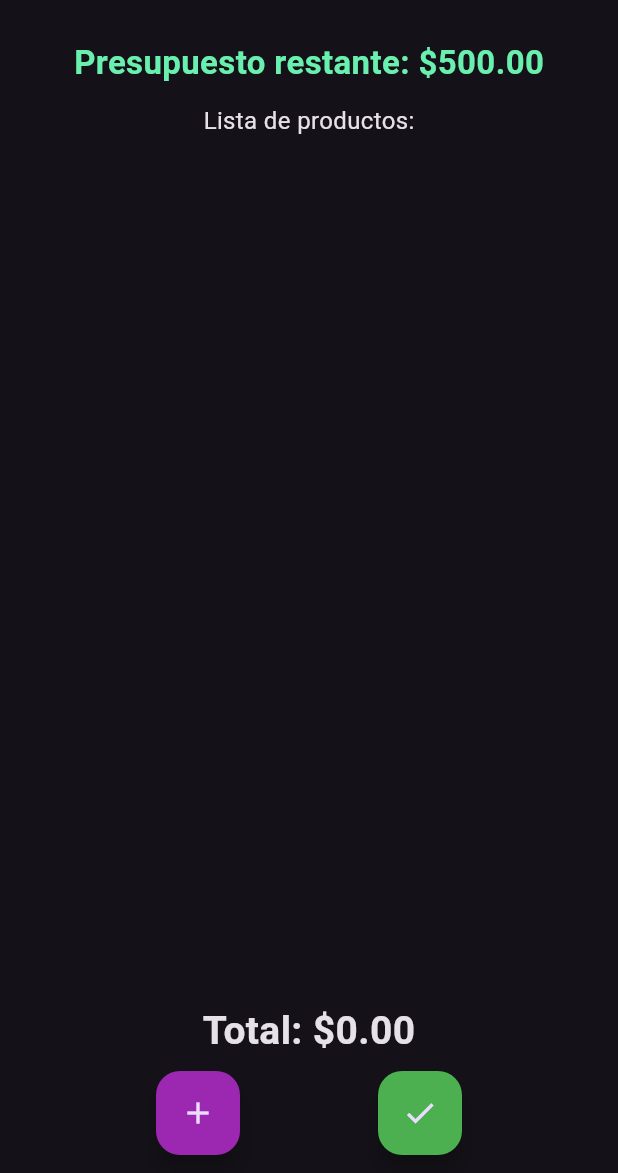
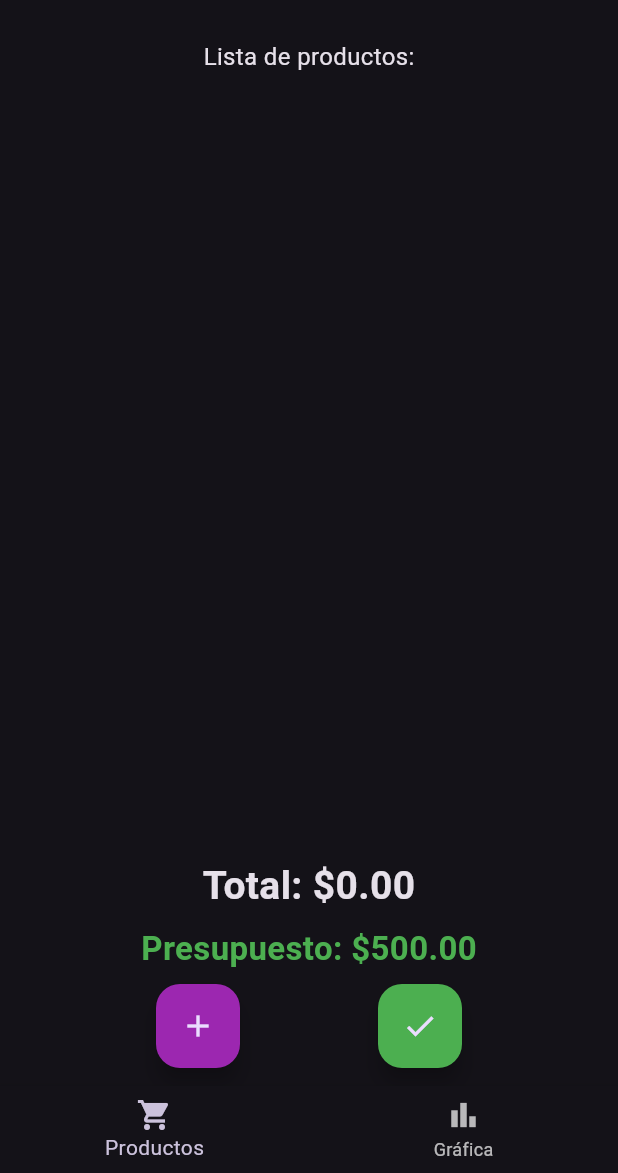
Before and after one commit to max84848/app2market, a Flutter app: the screen it shows after launch, after a tap on the "check" icon, on a phone screen of 412 x 824 dp, the part 63-1236 px from its top. Run offline on Flutter 3.47's test engine with Material 3 defaults, Android fonts, the phone set to English and light mode, and no system bars; our stand-ins replace sqflite; accounts and stored records are empty.

Commit message:
Guardar versión actual antes de agregar Bottom Navigation Bar

```diff
--- a/lib/main.dart
+++ b/lib/main.dart
@@ -16,46 +16,74 @@ class MyApp extends StatelessWidget {
     return MaterialApp(
       title: 'App2Market',
       theme: ThemeData.dark(),
-      home: const PantallaPrincipal(),
+      home: const PantallaConBNB(),
       debugShowCheckedModeBanner: false,
     );
   }
 }
 
-class PantallaPrincipal extends StatefulWidget {
-  const PantallaPrincipal({super.key});
+// Nueva clase principal con BNB
+class PantallaConBNB extends StatefulWidget {
+  const PantallaConBNB({super.key});
 
   @override
-  State<PantallaPrincipal> createState() => _PantallaPrincipalState();
+  State<PantallaConBNB> createState() => _PantallaConBNBState();
 }
 
-class _PantallaPrincipalState extends State<PantallaPrincipal> {
+class _PantallaConBNBState extends State<PantallaConBNB> {
+  int _paginaActual = 0;
+
+  final List<Widget> _pantallas = [
+    const PantallaProductos(),
+    const PantallaGrafica(),
+  ];
+
+  @override
+  Widget build(BuildContext context) {
+    return Scaffold(
+      body: _pantallas[_paginaActual],
+      bottomNavigationBar: BottomNavigationBar(
+        currentIndex: _paginaActual,
+        onTap: (index) => setState(() => _paginaActual = index),
+        items: const [
+          BottomNavigationBarItem(icon: Icon(Icons.shopping_cart), label: 'Productos'),
+          BottomNavigationBarItem(icon: Icon(Icons.bar_chart), label: 'Gráfica'),
+        ],
+      ),
+    );
+  }
+}
+
+// Pantalla principal con productos y presupuesto
+class PantallaProductos extends StatefulWidget {
+  const PantallaProductos({super.key});
+
+  @override
+  State<PantallaProductos> createState() => _PantallaProductosState();
+}
+
+class _PantallaProductosState extends State<PantallaProductos> {
   final List<Map<String, dynamic>> productos = [];
-
-  // Controladores para el diálogo emergente
   final TextEditingController _nombreController = TextEditingController();
   final TextEditingController _precioController = TextEditingController();
-
-  // Variable para presupuesto restante
   double presupuestoRestante = 0;
 
   @override
   void initState() {
     super.initState();
-    _cargarPresupuesto();
+    cargarPresupuesto();
   }
 
-  Future<void> _cargarPresupuesto() async {
-    final presupuesto = await DatabaseHelper.instance.obtenerPresupuesto();
+  Future<void> cargarPresupuesto() async {
+    final restante = await DatabaseHelper.instance.obtenerPresupuesto();
     setState(() {
-      presupuestoRestante = presupuesto;
+      presupuestoRestante = restante;
     });
   }
 
   void agregarProductoDialog() {
     _nombreController.clear();
     _precioController.clear();
-
     showDialog(
       context: context,
       builder: (_) => AlertDialog(
@@ -63,15 +91,8 @@ class _PantallaPrincipalState extends State<PantallaPrincipal> {
         content: Column(
           mainAxisSize: MainAxisSize.min,
           children: [
-            TextField(
-              controller: _nombreController,
-              decoration: const InputDecoration(labelText: 'Nombre'),
-            ),
-            TextField(
-              controller: _precioController,
-              keyboardType: TextInputType.number,
-              decoration: const InputDecoration(labelText: 'Precio'),
-            ),
+            TextField(controller: _nombreController, decoration: const InputDecoration(labelText: 'Nombre')),
+            TextField(controller: _precioController, keyboardType: TextInputType.number, decoration: const InputDecoration(labelText: 'Precio')),
           ],
         ),
         actions: [
@@ -84,17 +105,11 @@ class _PantallaPrincipalState extends State<PantallaPrincipal> {
                   productos.add({'nombre': nombre, 'precio': precio});
                 });
                 Navigator.pop(context);
-                _actualizarPresupuestoRestante();
-              } else {
-                // Podrías mostrar un error si quieres
               }
             },
             child: const Text('Agregar'),
           ),
-          TextButton(
-            onPressed: () => Navigator.pop(context),
-            child: const Text('Cancelar'),
-          ),
+          TextButton(onPressed: () => Navigator.pop(context), child: const Text('Cancelar')),
         ],
       ),
     );
@@ -104,14 +119,12 @@ class _PantallaPrincipalState extends State<PantallaPrincipal> {
     setState(() {
       productos.removeAt(index);
     });
-    _actualizarPresupuestoRestante();
   }
 
   void modificarProducto(int index) {
     final producto = productos[index];
     _nombreController.text = producto['nombre'];
     _precioController.text = producto['precio'].toString();
-
     showDialog(
       context: context,
       builder: (_) => AlertDialog(
@@ -133,15 +146,11 @@ class _PantallaPrincipalState extends State<PantallaPrincipal> {
                   productos[index] = {'nombre': nombre, 'precio': precio};
                 });
                 Navigator.pop(context);
-                _actualizarPresupuestoRestante();
               }
             },
             child: const Text('Guardar'),
           ),
-          TextButton(
-            onPressed: () => Navigator.pop(context),
-            child: const Text('Cancelar'),
-          ),
+          TextButton(onPressed: () => Navigator.pop(context), child: const Text('Cancelar')),
         ],
       ),
     );
@@ -155,17 +164,13 @@ class _PantallaPrincipalState extends State<PantallaPrincipal> {
     return productos.map((p) => p['nombre'] as String).toList();
   }
 
-  // Actualiza el presupuesto restante mostrando la diferencia entre el presupuesto guardado y la suma actual de productos
-  void _actualizarPresupuestoRestante() async {
-    final presupuestoOriginal = await DatabaseHelper.instance.obtenerPresupuesto();
-    setState(() {
-      presupuestoRestante = presupuestoOriginal - calcularTotal();
-      if (presupuestoRestante < 0) presupuestoRestante = 0;
-    });
+  Color obtenerColorPresupuesto(double restante) {
+    return restante >= 0 ? Colors.green : Colors.red;
   }
 
   @override
   Widget build(BuildContext context) {
+    final restanteActual = presupuestoRestante - calcularTotal();
     return Scaffold(
       appBar: AppBar(
         title: const Text('App2Market'),
@@ -174,20 +179,15 @@ class _PantallaPrincipalState extends State<PantallaPrincipal> {
             icon: const Icon(Icons.history),
             tooltip: 'Historial de compras',
             onPressed: () {
-              Navigator.push(
-                context,
-                MaterialPageRoute(builder: (_) => const PantallaHistorial()),
-              );
+              Navigator.push(context, MaterialPageRoute(builder: (_) => const PantallaHistorial()));
             },
           ),
           IconButton(
             icon: const Icon(Icons.account_balance_wallet),
             tooltip: 'Presupuesto',
-            onPressed: () {
-              Navigator.push(
-                context,
-                MaterialPageRoute(builder: (_) => const PantallaPresupuesto()),
-              );
+            onPressed: () async {
+              await Navigator.push(context, MaterialPageRoute(builder: (_) => const PantallaPresupuesto()));
+              cargarPresupuesto();
             },
           ),
         ],
@@ -196,12 +196,6 @@ class _PantallaPrincipalState extends State<PantallaPrincipal> {
         padding: const EdgeInsets.all(12.0),
         child: Column(
           children: [
-            // Presupuesto restante visible y actualizado
-            Text(
-              'Presupuesto restante: \$${presupuestoRestante.toStringAsFixed(2)}',
-              style: const TextStyle(fontSize: 22, fontWeight: FontWeight.bold, color: Colors.greenAccent),
-            ),
-            const SizedBox(height: 12),
             const Text('Lista de productos:', style: TextStyle(fontSize: 16)),
             Expanded(
               child: ListView.builder(
@@ -222,9 +216,13 @@ class _PantallaPrincipalState extends State<PantallaPrincipal> {
               ),
             ),
             const SizedBox(height: 8),
+            Text('Total: \$${calcularTotal().toStringAsFixed(2)}', style: const TextStyle(fontSize: 26, fontWeight: FontWeight.bold)),
+            const SizedBox(height: 8),
             Text(
-              'Total: \$${calcularTotal().toStringAsFixed(2)}',
-              style: const TextStyle(fontSize: 26, fontWeight: FontWeight.bold),
+              restanteActual < 0
+                  ? 'Presupuesto: -\$${restanteActual.abs().toStringAsFixed(2)}'
+                  : 'Presupuesto: \$${restanteActual.toStringAsFixed(2)}',
+              style: TextStyle(fontSize: 22, fontWeight: FontWeight.bold, color: obtenerColorPresupuesto(restanteActual)),
             ),
             const SizedBox(height: 8),
             Row(
@@ -259,24 +257,18 @@ class _PantallaPrincipalState extends State<PantallaPrincipal> {
                         builder: (_) => AlertDialog(
                           title: const Text('⚠️ Presupuesto bajo'),
                           content: Text('Solo te quedan \$${restante.toStringAsFixed(2)}'),
-                          actions: [
-                            TextButton(
-                              onPressed: () => Navigator.pop(context),
-                              child: const Text('OK'),
-                            )
-                          ],
+                          actions: [TextButton(onPressed: () => Navigator.pop(context), child: const Text('OK'))],
                         ),
                       );
                     } else {
-                      ScaffoldMessenger.of(context).showSnackBar(
-                        const SnackBar(content: Text('Compra guardada')),
-                      );
+                      ScaffoldMessenger.of(context).showSnackBar(const SnackBar(content: Text('Compra guardada')));
                     }
 
                     setState(() {
                       productos.clear();
                     });
-                    _actualizarPresupuestoRestante();
+
+                    cargarPresupuesto();
                   },
                   child: const Icon(Icons.check),
                 ),
@@ -288,3 +280,15 @@ class _PantallaPrincipalState extends State<PantallaPrincipal> {
     );
   }
 }
+
+// Pantalla de gráfica (por ahora solo texto)
+class PantallaGrafica extends StatelessWidget {
+  const PantallaGrafica({super.key});
+
+  @override
+  Widget build(BuildContext context) {
+    return const Center(
+      child: Text('aca ira la gráfica', style: TextStyle(fontSize: 24)),
+    );
+  }
+}
```
